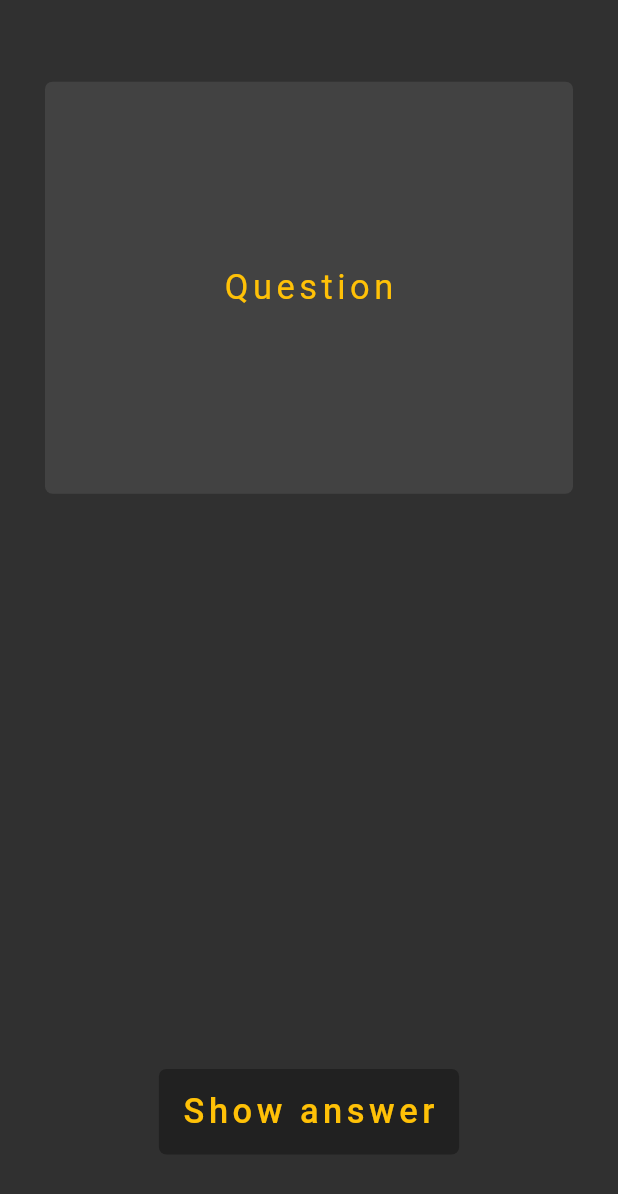
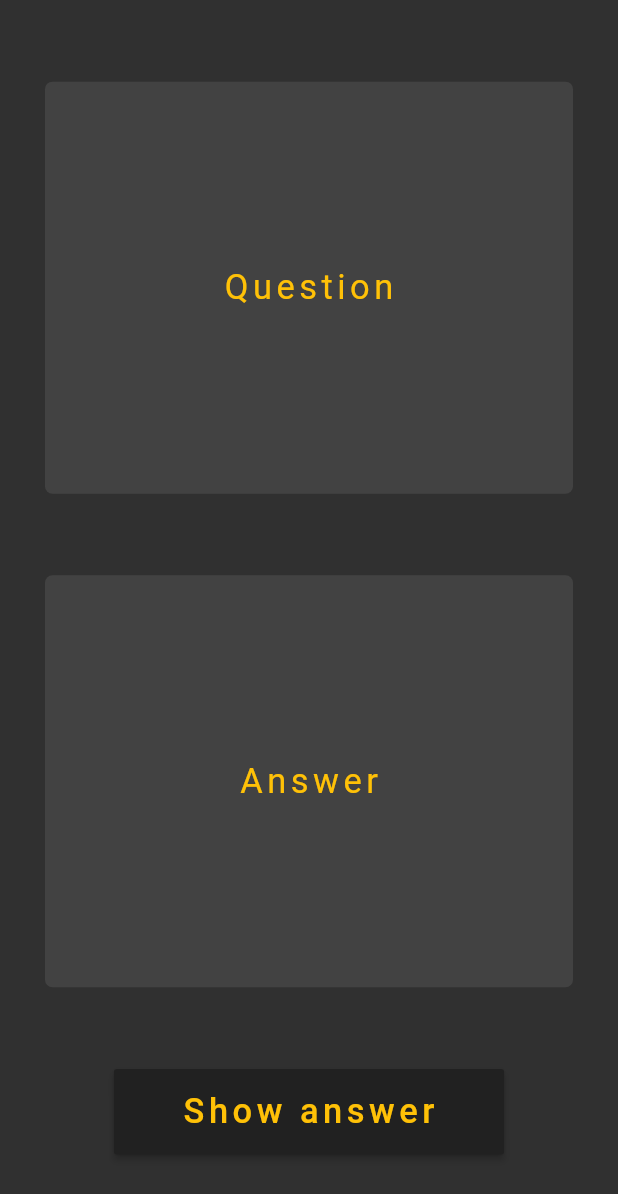
Before and after one commit to droggl/effectiveGeo, a Flutter app: the Flashcard screen opened by its route, after a tap on "Show answer", on a phone screen of 412 x 824 dp. Shown: the top 1194 px of the screen. Run offline on Flutter 3.47's test engine with Material 2 defaults, Android fonts, the phone set to English and light mode, and no system bars; our stand-ins replace flutter_svg; missing offline and left inert: country_provider.

Commit message:
improved flashcard

```diff
--- a/lib/pages/flashcard.dart
+++ b/lib/pages/flashcard.dart
@@ -6,11 +6,11 @@ class Flashcard extends StatefulWidget {
 }
 
 class _FlashcardState extends State<Flashcard> {
+  bool showAnswer = false;
   @override
   Widget build(BuildContext context) {
     MediaQueryData queryData;
     queryData = MediaQuery.of(context);
-    bool showAnswer = false;
     return Scaffold(
       backgroundColor: Colors.grey[850],
       body: Center(
@@ -64,15 +64,16 @@ class _FlashcardState extends State<Flashcard> {
             ),
           ),
 
-          FlatButton(
+          RaisedButton(
             padding: EdgeInsets.fromLTRB(30, 0, 30, 0),
             onPressed: () {
               showAnswer = true;
+              setState(() {});
             },
+            color: Colors.grey[900],
             child: Container(
               padding: EdgeInsets.fromLTRB(15, 15, 15, 15),
               decoration: BoxDecoration(
-                  color: Colors.grey[900],
                   // border: Border.all(
                   //   color: Colors.amber,
                   // ),
@@ -91,10 +92,10 @@ class _FlashcardState extends State<Flashcard> {
             ),
           ),
 
-
         ],
       ),
     ),
     );
+
   }
 }
```
